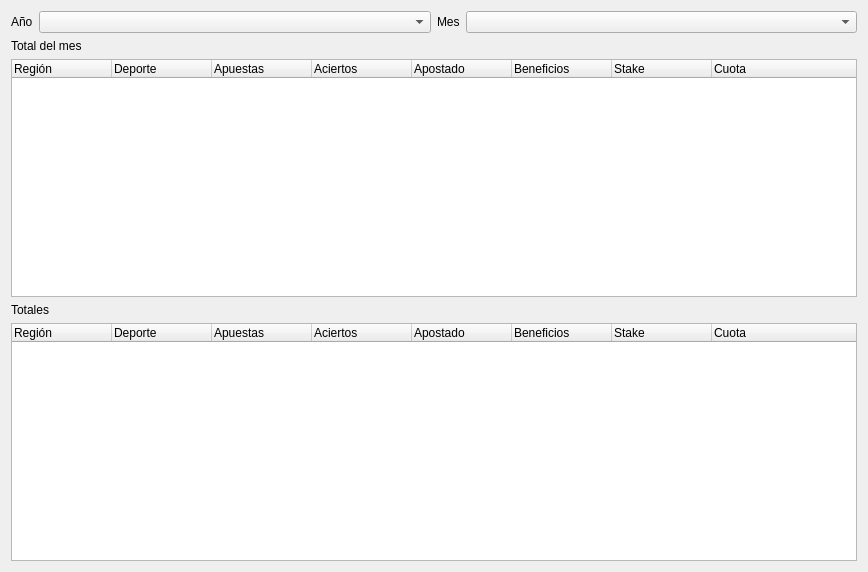
The window that ui/stats_region.ui (soker90/betcon) describes before a commit, drawn with Qt 5.
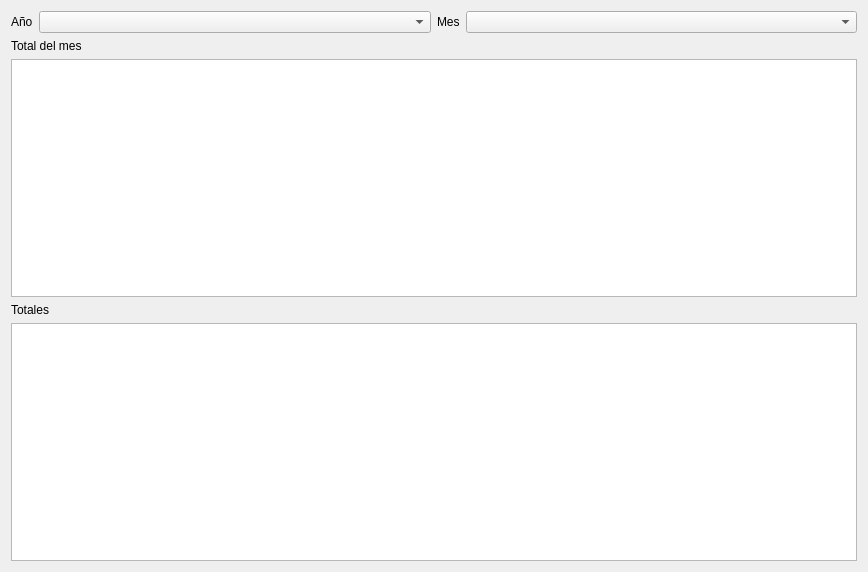
The same window after the commit.

Commit message: feat(stats): migrate all stats modules from QTreeWidget to QTableView

Diff of the .ui file:
```diff
--- a/ui/stats_region.ui
+++ b/ui/stats_region.ui
@@ -54,50 +54,19 @@
     </widget>
    </item>
    <item>
-    <widget class="QTreeWidget" name="treeMonth">
-     <property name="locale">
-      <locale language="English" country="UnitedStates"/>
+        <widget class="QTableView" name="treeMonth">
+     <property name="sortingEnabled">
+      <bool>true</bool>
      </property>
-     <column>
-      <property name="text">
-       <string>Región</string>
-      </property>
-     </column>
-     <column>
-      <property name="text">
-       <string>Deporte</string>
-      </property>
-     </column>
-     <column>
-      <property name="text">
-       <string>Apuestas</string>
-      </property>
-     </column>
-     <column>
-      <property name="text">
-       <string>Aciertos</string>
-      </property>
-     </column>
-     <column>
-      <property name="text">
-       <string>Apostado</string>
-      </property>
-     </column>
-     <column>
-      <property name="text">
-       <string>Beneficios</string>
-      </property>
-     </column>
-     <column>
-      <property name="text">
-       <string>Stake</string>
-      </property>
-     </column>
-     <column>
-      <property name="text">
-       <string>Cuota</string>
-      </property>
-     </column>
+     <property name="alternatingRowColors">
+      <bool>true</bool>
+     </property>
+     <property name="showGrid">
+      <bool>false</bool>
+     </property>
+     <property name="selectionBehavior">
+      <enum>QAbstractItemView::SelectRows</enum>
+     </property>
     </widget>
    </item>
    <item>
@@ -108,50 +77,19 @@
     </widget>
    </item>
    <item>
-    <widget class="QTreeWidget" name="treeTotal">
-     <property name="locale">
-      <locale language="English" country="UnitedStates"/>
+        <widget class="QTableView" name="treeTotal">
+     <property name="sortingEnabled">
+      <bool>true</bool>
      </property>
-     <column>
-      <property name="text">
-       <string>Región</string>
-      </property>
-     </column>
-     <column>
-      <property name="text">
-       <string>Deporte</string>
-      </property>
-     </column>
-     <column>
-      <property name="text">
-       <string>Apuestas</string>
-      </property>
-     </column>
-     <column>
-      <property name="text">
-       <string>Aciertos</string>
-      </property>
-     </column>
-     <column>
-      <property name="text">
-       <string>Apostado</string>
-      </property>
-     </column>
-     <column>
-      <property name="text">
-       <string>Beneficios</string>
-      </property>
-     </column>
-     <column>
-      <property name="text">
-       <string>Stake</string>
-      </property>
-     </column>
-     <column>
-      <property name="text">
-       <string>Cuota</string>
-      </property>
-     </column>
+     <property name="alternatingRowColors">
+      <bool>true</bool>
+     </property>
+     <property name="showGrid">
+      <bool>false</bool>
+     </property>
+     <property name="selectionBehavior">
+      <enum>QAbstractItemView::SelectRows</enum>
+     </property>
     </widget>
    </item>
   </layout>
```
The commit also changes 11 other files.
